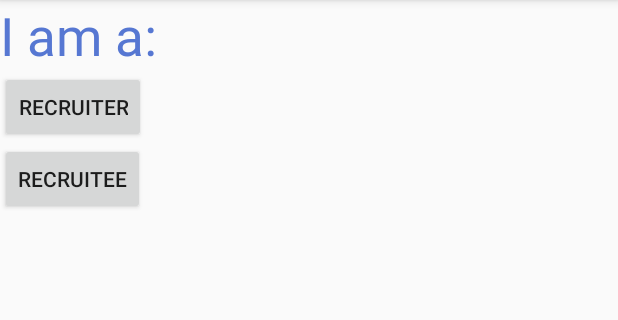
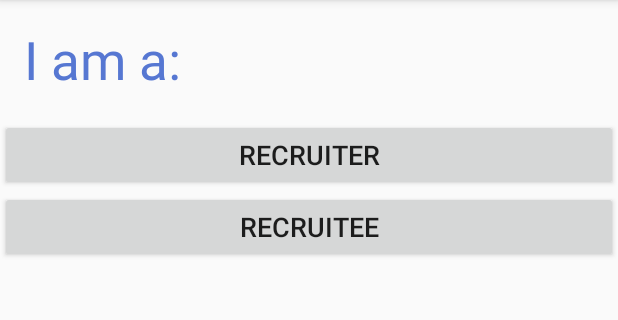
Before and after one commit to r-meagher/ResuDrop, an Android app: the screen it shows after launch (MainActivity), on a phone screen of 412 x 824 dp, the part 84-404 px from its top. Run offline under Robolectric (Android 15) with nearby library versions, the phone set to English and light mode, and no system bars; libraries missing offline, so code that uses them is left out: com.parse; 1 statement that could not run was skipped.

Commit message:
Minor graphics changes

```diff
--- a/app/src/main/res/layout/activity_main.xml
+++ b/app/src/main/res/layout/activity_main.xml
@@ -1,5 +1,6 @@
 <?xml version="1.0" encoding="utf-8"?>
 <LinearLayout xmlns:android="http://schemas.android.com/apk/res/android"
+    xmlns:tools="http://schemas.android.com/tools"
     android:layout_width="match_parent"
     android:layout_height="match_parent"
     android:orientation="vertical">
@@ -9,18 +10,24 @@
         android:layout_height="wrap_content"
         android:text="@string/splash_prompt"
         android:textColor="@color/colorPrimary"
-        android:textSize="16pt" />
+        android:textSize="16pt"
+        android:paddingBottom="@dimen/activity_vertical_margin"
+        android:paddingLeft="@dimen/activity_horizontal_margin"
+        android:paddingRight="@dimen/activity_horizontal_margin"
+        android:paddingTop="@dimen/activity_vertical_margin" />
 
     <Button
-        android:layout_width="wrap_content"
+        android:layout_width="match_parent"
         android:layout_height="wrap_content"
         android:onClick="selectRecruiter"
-        android:text="@string/select_recruiter" />
+        android:text="@string/select_recruiter"
+        android:textSize="18sp" />
 
     <Button
-        android:layout_width="wrap_content"
+        android:layout_width="match_parent"
         android:layout_height="wrap_content"
         android:onClick="selectRecruitee"
-        android:text="@string/select_recruitee" />
+        android:text="@string/select_recruitee"
+        android:textSize="18sp" />
 
 </LinearLayout>
```
